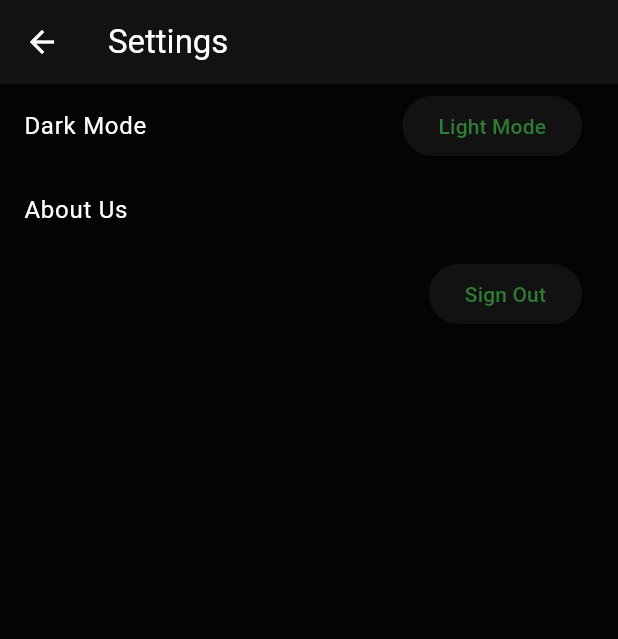
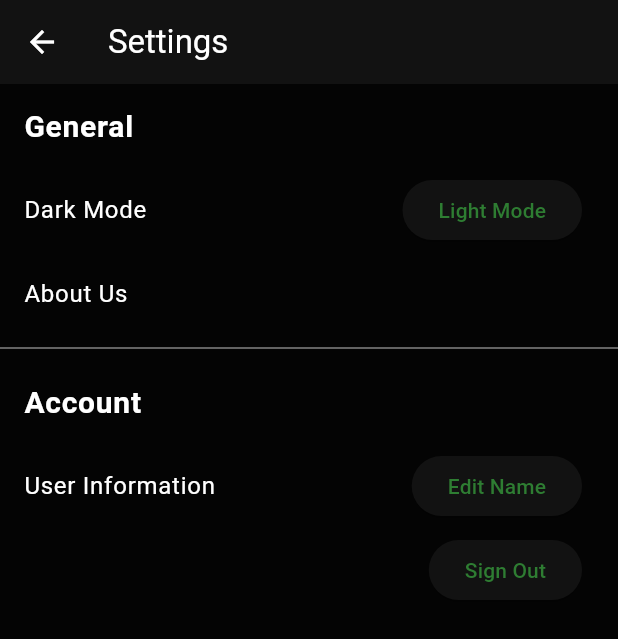
Before and after one commit to DeryckeTayron/SmartApp-Eindopdracht, a Flutter app: the MySettingsPage screen opened directly, after a tap on "Dark Mode", on a phone screen of 412 x 824 dp. Shown: the top 639 px of the screen. Run offline on Flutter 3.47's test engine with Material 3 defaults, Android fonts, the phone set to English and light mode, and no system bars; our stand-ins replace cloud_firestore, firebase_auth, firebase_core, flutter_map, geolocator, latlong2 and 1 more; missing offline and left inert: flutter_barcode_scanner, flutter_map_marker_popup; accounts and stored records are empty.

Commit message:
added editable name

```diff
--- a/vend_app/lib/pages/settings_page.dart
+++ b/vend_app/lib/pages/settings_page.dart
@@ -1,3 +1,4 @@
+import 'package:cloud_firestore/cloud_firestore.dart';
 import 'package:firebase_auth/firebase_auth.dart';
 import 'package:flutter/material.dart';
 import 'package:vend_app/auth.dart';
@@ -14,6 +15,57 @@ class MySettingsPage extends StatefulWidget {
 
 class _MySettingsPageState extends State<MySettingsPage> {
   final User? currentUser = Auth().currentUser;
+
+  String? _name;
+  String? _firstName;
+  final TextEditingController _nameController = TextEditingController();
+  final TextEditingController _firstNameController = TextEditingController();
+
+  @override
+  void initState() {
+    super.initState();
+    _fetchUserData();
+  }
+
+  Future<void> _fetchUserData() async {
+    final user = Auth().currentUser;
+    if (user != null) {
+      final doc = await FirebaseFirestore.instance
+          .collection('users')
+          .doc(user.uid)
+          .get();
+      setState(() {
+        _name = doc['name'];
+        _firstName = doc['firstName'];
+        _nameController.text = _name ?? '';
+        _firstNameController.text = _firstName ?? '';
+      });
+    }
+  }
+
+  Future<void> _saveChanges() async {
+    final user = Auth().currentUser;
+    if (user != null) {
+      await FirebaseFirestore.instance
+          .collection('users')
+          .doc(user.uid)
+          .update({
+        'name': _nameController.text,
+        'firstName': _firstNameController.text,
+      });
+      setState(() {
+        _name = _nameController.text;
+        _firstName = _firstNameController.text;
+      });
+
+      // Show a success message using a SnackBar or a dialog
+      ScaffoldMessenger.of(context).showSnackBar(
+        const SnackBar(
+          content: Text('Changes saved successfully'),
+        ),
+      );
+    }
+  }
 
   Future<void> signOut() async {
     await Auth().signOut();
@@ -37,6 +89,51 @@ class _MySettingsPageState extends State<MySettingsPage> {
     return ElevatedButton(onPressed: signOut, child: const Text('Sign Out'));
   }
 
+  Widget _editNameAndFirstNameButton() {
+    return ElevatedButton(
+      onPressed: () {
+        _showEditModal(context);
+      },
+      child: const Text('Edit Name'),
+    );
+  }
+
+  void _showEditModal(BuildContext context) {
+    showDialog(
+      context: context,
+      builder: (BuildContext context) {
+        return AlertDialog(
+          title: const Text('Edit Name'),
+          content: Column(
+            mainAxisSize: MainAxisSize.min,
+            children: [
+              TextField(
+                controller: _nameController,
+                decoration: const InputDecoration(labelText: 'Name'),
+              ),
+              TextField(
+                controller: _firstNameController,
+                decoration: const InputDecoration(labelText: 'First Name'),
+              ),
+            ],
+          ),
+          actions: [
+            TextButton(
+              onPressed: () {
+                Navigator.pop(context);
+              },
+              child: const Text('Cancel'),
+            ),
+            TextButton(
+              onPressed: _saveChanges,
+              child: const Text('Save Changes'),
+            ),
+          ],
+        );
+      },
+    );
+  }
+
   @override
   Widget build(BuildContext context) {
     return Scaffold(
@@ -46,6 +143,10 @@ class _MySettingsPageState extends State<MySettingsPage> {
       ),
       body: ListView(
         children: [
+          const ListTile(
+            title: Text('General',
+                style: TextStyle(fontWeight: FontWeight.bold, fontSize: 20)),
+          ),
           const ListTile(
             title: Text('Dark Mode'),
             trailing: DarkModeToggleButton(),
@@ -57,6 +158,15 @@ class _MySettingsPageState extends State<MySettingsPage> {
                   MaterialPageRoute(builder: (context) => const AboutUsPage()));
             },
           ),
+          const Opacity(opacity: 0.5, child: Divider()),
+          const ListTile(
+            title: Text('Account',
+                style: TextStyle(fontWeight: FontWeight.bold, fontSize: 20)),
+          ),
+          ListTile(
+            title: const Text('User Information'),
+            trailing: _editNameAndFirstNameButton(),
+          ),
           ListTile(
             title: _userUid(),
             trailing: _signOutButton(),
--- a/vend_app/lib/widgets/marker_popup.dart
+++ b/vend_app/lib/widgets/marker_popup.dart
@@ -1,6 +1,7 @@
 import 'package:cloud_firestore/cloud_firestore.dart';
 import 'package:firebase_auth/firebase_auth.dart';
 import 'package:flutter/material.dart';
+import 'package:flutter/services.dart';
 import 'package:vend_app/models/vending_machine.dart';
 
 class VendingMachineMarkerPopup extends StatelessWidget {
```
